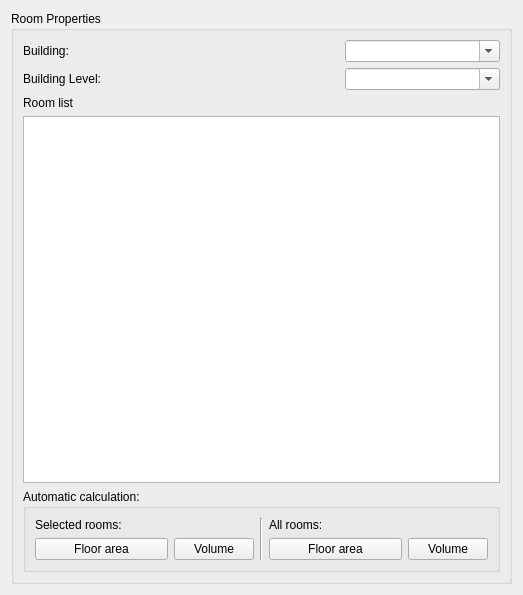
First picture: the form in SIM-VICUS/src/SVPropBuildingZoneProperty.ui, repository ghorwin/SIM-VICUS, before the edit.
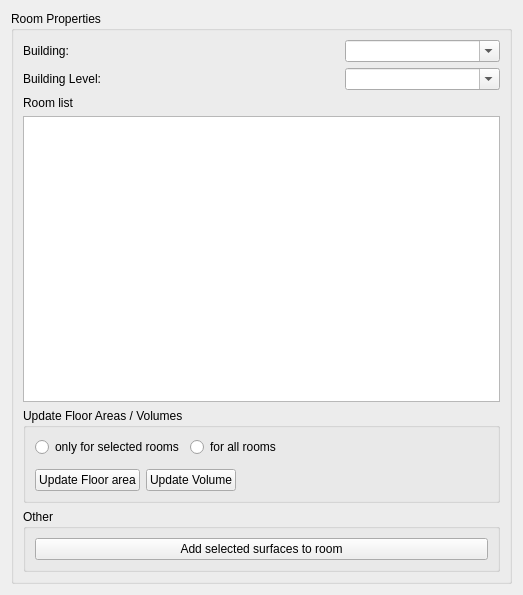
Second picture: the form after the edit.

Commit message: UI reworked for volume / area calculation

The edit to the form file:
```diff
--- a/SIM-VICUS/src/SVPropBuildingZoneProperty.ui
+++ b/SIM-VICUS/src/SVPropBuildingZoneProperty.ui
@@ -81,37 +81,37 @@
       <item row="4" column="0" colspan="3">
        <widget class="QGroupBox" name="groupBoxSelectedComponent2">
         <property name="title">
-         <string>Automatic calculation:</string>
+         <string>Update Floor Areas / Volumes</string>
         </property>
-        <layout class="QHBoxLayout" name="horizontalLayout">
+        <layout class="QVBoxLayout" name="verticalLayout">
          <item>
-          <layout class="QGridLayout" name="gridLayout">
-           <item row="0" column="0">
-            <widget class="QLabel" name="labelSelectedCIWithActiveLayer">
-             <property name="sizePolicy">
-              <sizepolicy hsizetype="Expanding" vsizetype="Preferred">
-               <horstretch>0</horstretch>
-               <verstretch>0</verstretch>
-              </sizepolicy>
-             </property>
+          <layout class="QHBoxLayout" name="horizontalLayout_2">
+           <item>
+            <widget class="QRadioButton" name="radioButtonSelected">
              <property name="text">
-              <string>Selected rooms:</string>
+              <string>only for selected rooms</string>
              </property>
             </widget>
            </item>
-           <item row="1" column="0">
-            <widget class="QPushButton" name="pushButtonFloorAreaSelectedRooms">
+           <item>
+            <widget class="QRadioButton" name="radioButtonAll">
              <property name="text">
-              <string>Floor area</string>
+              <string>for all rooms</string>
              </property>
             </widget>
            </item>
-           <item row="1" column="1">
-            <widget class="QPushButton" name="pushButtonVolumeSelectedRooms">
-             <property name="text">
-              <string>Volume</string>
+           <item>
+            <spacer name="horizontalSpacer_2">
+             <property name="orientation">
+              <enum>Qt::Horizontal</enum>
              </property>
-            </widget>
+             <property name="sizeHint" stdset="0">
+              <size>
+               <width>40</width>
+               <height>20</height>
+              </size>
+             </property>
+            </spacer>
            </item>
           </layout>
          </item>
@@ -123,39 +123,55 @@
           </widget>
          </item>
          <item>
-          <layout class="QGridLayout" name="gridLayout_2">
-           <item row="0" column="0">
-            <widget class="QLabel" name="labelSelectedCIWithActiveLayer_2">
-             <property name="sizePolicy">
-              <sizepolicy hsizetype="Expanding" vsizetype="Preferred">
-               <horstretch>0</horstretch>
-               <verstretch>0</verstretch>
-              </sizepolicy>
-             </property>
+          <layout class="QHBoxLayout" name="horizontalLayout">
+           <item>
+            <widget class="QPushButton" name="pushButtonFloorArea">
              <property name="text">
-              <string>All rooms:</string>
+              <string>Update Floor area</string>
              </property>
             </widget>
            </item>
-           <item row="1" column="0">
-            <widget class="QPushButton" name="pushButtonFloorAreaAllRooms">
+           <item>
+            <widget class="QPushButton" name="pushButtonVolume">
              <property name="text">
-              <string>Floor area</string>
+              <string>Update Volume</string>
              </property>
             </widget>
            </item>
-           <item row="1" column="1">
-            <widget class="QPushButton" name="pushButtonVolumeAllRooms">
-             <property name="text">
-              <string>Volume</string>
+           <item>
+            <spacer name="horizontalSpacer">
+             <property name="orientation">
+              <enum>Qt::Horizontal</enum>
              </property>
-            </widget>
+             <property name="sizeHint" stdset="0">
+              <size>
+               <width>40</width>
+               <height>20</height>
+              </size>
+             </property>
+            </spacer>
            </item>
           </layout>
          </item>
         </layout>
        </widget>
       </item>
+      <item row="5" column="0" colspan="3">
+       <widget class="QGroupBox" name="groupBox">
+        <property name="title">
+         <string>Other</string>
+        </property>
+        <layout class="QVBoxLayout" name="verticalLayout_2">
+         <item>
+          <widget class="QPushButton" name="pushButtonAddSurface">
+           <property name="text">
+            <string>Add selected surfaces to room</string>
+           </property>
+          </widget>
+         </item>
+        </layout>
+       </widget>
+      </item>
      </layout>
     </widget>
    </item>
```
